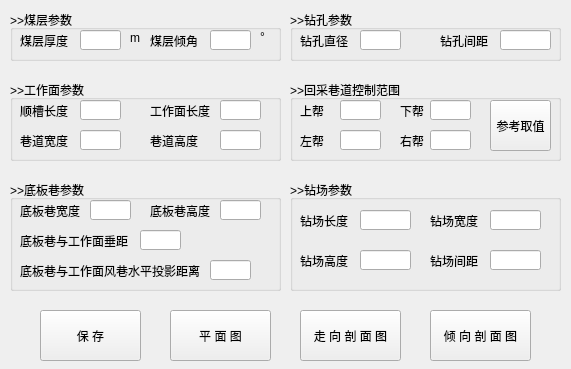
Qt form python/cbm/uifiles/gas_design_p1_1_dlg.ui (wyrover/cbm) before a commit.
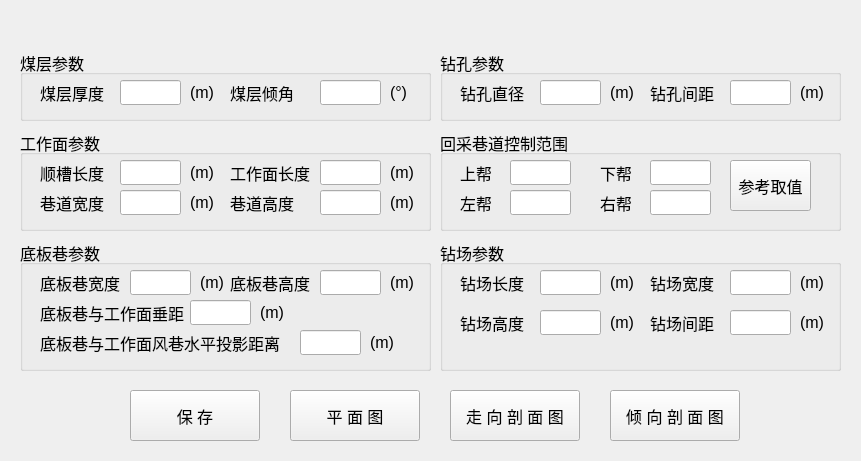
The same form after that commit. Icons and pictures are not drawn.

```diff
--- a/python/cbm/uifiles/gas_design_p1_1_dlg.ui
+++ b/python/cbm/uifiles/gas_design_p1_1_dlg.ui
@@ -6,8 +6,8 @@
    <rect>
     <x>0</x>
     <y>0</y>
-    <width>571</width>
-    <height>369</height>
+    <width>861</width>
+    <height>461</height>
    </rect>
   </property>
   <property name="windowTitle">
@@ -17,122 +17,465 @@
    <iconset resource="../usecad.qrc">
     <normaloff>:/images/cbm.ico</normaloff>:/images/cbm.ico</iconset>
   </property>
-  <widget class="QGroupBox" name="groupBox">
+  <widget class="QWidget" name="widget_main" native="true">
    <property name="geometry">
     <rect>
-     <x>10</x>
-     <y>10</y>
-     <width>271</width>
-     <height>51</height>
+     <x>0</x>
+     <y>30</y>
+     <width>861</width>
+     <height>431</height>
     </rect>
    </property>
+   <widget class="QGroupBox" name="groupBox_6">
+    <property name="geometry">
+     <rect>
+      <x>440</x>
+      <y>210</y>
+      <width>401</width>
+      <height>131</height>
+     </rect>
+    </property>
+    <property name="font">
+     <font>
+      <pointsize>12</pointsize>
+     </font>
+    </property>
    <property name="title">
-    <string>&gt;&gt;煤层参数</string>
-   </property>
-   <widget class="QLineEdit" name="dip_angle">
+     <string>钻场参数</string>
+    </property>
+    <widget class="QLineEdit" name="Ws">
     <property name="geometry">
      <rect>
-      <x>200</x>
-      <y>20</y>
-      <width>41</width>
-      <height>20</height>
-     </rect>
-    </property>
-   </widget>
-   <widget class="QLabel" name="label_10">
+       <x>290</x>
+       <y>30</y>
+       <width>61</width>
+       <height>25</height>
+      </rect>
+     </property>
+     <property name="font">
+      <font>
+       <pointsize>12</pointsize>
+      </font>
+     </property>
+    </widget>
+    <widget class="QLabel" name="label_25">
     <property name="geometry">
      <rect>
-      <x>140</x>
-      <y>20</y>
-      <width>51</width>
-      <height>21</height>
-     </rect>
-    </property>
+       <x>210</x>
+       <y>30</y>
+       <width>71</width>
+       <height>25</height>
+      </rect>
+     </property>
+     <property name="font">
+      <font>
+       <pointsize>12</pointsize>
+      </font>
+     </property>
     <property name="text">
-     <string>煤层倾角</string>
-    </property>
-   </widget>
-   <widget class="QLineEdit" name="thick">
+      <string>钻场宽度</string>
+     </property>
+    </widget>
+    <widget class="QLineEdit" name="ls">
     <property name="geometry">
      <rect>
-      <x>70</x>
-      <y>20</y>
-      <width>41</width>
-      <height>20</height>
-     </rect>
-    </property>
-   </widget>
-   <widget class="QLabel" name="label_7">
+       <x>100</x>
+       <y>30</y>
+       <width>61</width>
+       <height>25</height>
+      </rect>
+     </property>
+     <property name="font">
+      <font>
+       <pointsize>12</pointsize>
+      </font>
+     </property>
+    </widget>
+    <widget class="QLabel" name="label_26">
     <property name="geometry">
      <rect>
-      <x>120</x>
-      <y>20</y>
-      <width>16</width>
-      <height>16</height>
-     </rect>
-    </property>
+       <x>20</x>
+       <y>30</y>
+       <width>71</width>
+       <height>25</height>
+      </rect>
+     </property>
+     <property name="font">
+      <font>
+       <pointsize>12</pointsize>
+      </font>
+     </property>
     <property name="text">
-     <string>&lt;html&gt;&lt;head/&gt;&lt;body&gt;&lt;p&gt;m&lt;/p&gt;&lt;/body&gt;&lt;/html&gt;</string>
-    </property>
-   </widget>
-   <widget class="QLabel" name="label_9">
+      <string>钻场长度</string>
+     </property>
+    </widget>
+    <widget class="QLineEdit" name="site_gap">
     <property name="geometry">
      <rect>
-      <x>250</x>
-      <y>20</y>
-      <width>12</width>
-      <height>14</height>
-     </rect>
-    </property>
+       <x>290</x>
+       <y>70</y>
+       <width>61</width>
+       <height>25</height>
+      </rect>
+     </property>
+     <property name="font">
+      <font>
+       <pointsize>12</pointsize>
+      </font>
+     </property>
+    </widget>
+    <widget class="QLabel" name="label_27">
+     <property name="geometry">
+      <rect>
+       <x>20</x>
+       <y>70</y>
+       <width>71</width>
+       <height>25</height>
+      </rect>
+     </property>
+     <property name="font">
+      <font>
+       <pointsize>12</pointsize>
+      </font>
+     </property>
     <property name="text">
-     <string>&lt;html&gt;&lt;head/&gt;&lt;body&gt;&lt;p&gt;°&lt;/p&gt;&lt;/body&gt;&lt;/html&gt;</string>
-    </property>
-   </widget>
-   <widget class="QLabel" name="label_6">
+      <string>钻场高度</string>
+     </property>
+    </widget>
+    <widget class="QLabel" name="label_28">
     <property name="geometry">
      <rect>
-      <x>10</x>
-      <y>20</y>
-      <width>51</width>
-      <height>21</height>
-     </rect>
-    </property>
+       <x>210</x>
+       <y>70</y>
+       <width>71</width>
+       <height>25</height>
+      </rect>
+     </property>
+     <property name="font">
+      <font>
+       <pointsize>12</pointsize>
+      </font>
+     </property>
     <property name="text">
-     <string>煤层厚度</string>
+      <string>钻场间距</string>
+     </property>
+    </widget>
+    <widget class="QLineEdit" name="hs">
+     <property name="geometry">
+      <rect>
+       <x>100</x>
+       <y>70</y>
+       <width>61</width>
+       <height>25</height>
+      </rect>
+     </property>
+     <property name="font">
+      <font>
+       <pointsize>12</pointsize>
+      </font>
+     </property>
+    </widget>
+    <widget class="QLabel" name="label_33">
+     <property name="geometry">
+      <rect>
+       <x>170</x>
+       <y>30</y>
+       <width>31</width>
+       <height>25</height>
+      </rect>
+     </property>
+     <property name="text">
+      <string>(m)</string>
+     </property>
+    </widget>
+    <widget class="QLabel" name="label_34">
+     <property name="geometry">
+      <rect>
+       <x>360</x>
+       <y>30</y>
+       <width>31</width>
+       <height>25</height>
+      </rect>
+     </property>
+     <property name="text">
+      <string>(m)</string>
+     </property>
+    </widget>
+    <widget class="QLabel" name="label_35">
+     <property name="geometry">
+      <rect>
+       <x>170</x>
+       <y>70</y>
+       <width>31</width>
+       <height>25</height>
+      </rect>
+     </property>
+     <property name="text">
+      <string>(m)</string>
+     </property>
+    </widget>
+    <widget class="QLabel" name="label_36">
+     <property name="geometry">
+      <rect>
+       <x>360</x>
+       <y>70</y>
+       <width>31</width>
+       <height>25</height>
+      </rect>
+     </property>
+     <property name="text">
+      <string>(m)</string>
+     </property>
+    </widget>
+   </widget>
+   <widget class="QGroupBox" name="groupBox_5">
+    <property name="geometry">
+     <rect>
+      <x>20</x>
+      <y>210</y>
+      <width>411</width>
+      <height>131</height>
+     </rect>
+    </property>
+    <property name="font">
+     <font>
+      <pointsize>12</pointsize>
+     </font>
+    </property>
+    <property name="title">
+     <string>底板巷参数</string>
+    </property>
+    <widget class="QLineEdit" name="hd">
+     <property name="geometry">
+      <rect>
+       <x>300</x>
+       <y>30</y>
+       <width>61</width>
+       <height>25</height>
+      </rect>
+     </property>
+     <property name="font">
+      <font>
+       <pointsize>12</pointsize>
+      </font>
+     </property>
+    </widget>
+    <widget class="QLabel" name="label_21">
+     <property name="geometry">
+      <rect>
+       <x>210</x>
+       <y>30</y>
+       <width>91</width>
+       <height>25</height>
+      </rect>
+     </property>
+     <property name="font">
+      <font>
+       <pointsize>12</pointsize>
+      </font>
+     </property>
+     <property name="text">
+      <string>底板巷高度</string>
+     </property>
+    </widget>
+    <widget class="QLineEdit" name="wd">
+     <property name="geometry">
+      <rect>
+       <x>110</x>
+       <y>30</y>
+       <width>61</width>
+       <height>25</height>
+      </rect>
+     </property>
+     <property name="font">
+      <font>
+       <pointsize>12</pointsize>
+      </font>
+     </property>
+    </widget>
+    <widget class="QLabel" name="label_22">
+     <property name="geometry">
+      <rect>
+       <x>20</x>
+       <y>30</y>
+       <width>91</width>
+       <height>25</height>
+      </rect>
+     </property>
+     <property name="font">
+      <font>
+       <pointsize>12</pointsize>
+      </font>
+     </property>
+     <property name="text">
+      <string>底板巷宽度</string>
+     </property>
+    </widget>
+    <widget class="QLineEdit" name="h_offset">
+     <property name="geometry">
+      <rect>
+       <x>280</x>
+       <y>90</y>
+       <width>61</width>
+       <height>25</height>
+      </rect>
+     </property>
+     <property name="font">
+      <font>
+       <pointsize>12</pointsize>
+      </font>
+     </property>
+    </widget>
+    <widget class="QLabel" name="label_23">
+     <property name="geometry">
+      <rect>
+       <x>20</x>
+       <y>60</y>
+       <width>171</width>
+       <height>25</height>
+      </rect>
+     </property>
+     <property name="font">
+      <font>
+       <pointsize>12</pointsize>
+      </font>
+     </property>
+     <property name="text">
+      <string>底板巷与工作面垂距</string>
+     </property>
+    </widget>
+    <widget class="QLabel" name="label_24">
+     <property name="geometry">
+      <rect>
+       <x>20</x>
+       <y>90</y>
+       <width>261</width>
+       <height>25</height>
+      </rect>
+     </property>
+     <property name="font">
+      <font>
+       <pointsize>12</pointsize>
+      </font>
+     </property>
+     <property name="text">
+      <string>底板巷与工作面风巷水平投影距离</string>
+     </property>
+    </widget>
+    <widget class="QLineEdit" name="v_offset">
+     <property name="geometry">
+      <rect>
+       <x>170</x>
+       <y>60</y>
+       <width>61</width>
+       <height>25</height>
+      </rect>
+     </property>
+     <property name="font">
+      <font>
+       <pointsize>12</pointsize>
+      </font>
+     </property>
+    </widget>
+    <widget class="QLabel" name="label_29">
+     <property name="geometry">
+      <rect>
+       <x>180</x>
+       <y>30</y>
+       <width>31</width>
+       <height>25</height>
+      </rect>
+     </property>
+     <property name="text">
+      <string>(m)</string>
+     </property>
+    </widget>
+    <widget class="QLabel" name="label_30">
+     <property name="geometry">
+      <rect>
+       <x>370</x>
+       <y>30</y>
+       <width>31</width>
+       <height>25</height>
+      </rect>
+     </property>
+     <property name="text">
+      <string>(m)</string>
+     </property>
+    </widget>
+    <widget class="QLabel" name="label_31">
+     <property name="geometry">
+      <rect>
+       <x>240</x>
+       <y>60</y>
+       <width>41</width>
+       <height>25</height>
+      </rect>
+     </property>
+     <property name="text">
+      <string>(m)</string>
+     </property>
+    </widget>
+    <widget class="QLabel" name="label_32">
+     <property name="geometry">
+      <rect>
+       <x>350</x>
+       <y>90</y>
+       <width>41</width>
+       <height>25</height>
+      </rect>
+     </property>
+     <property name="text">
+      <string>(m)</string>
     </property>
    </widget>
   </widget>
   <widget class="QGroupBox" name="groupBox_2">
    <property name="geometry">
     <rect>
-     <x>10</x>
-     <y>80</y>
-     <width>271</width>
-     <height>81</height>
-    </rect>
-   </property>
+      <x>20</x>
+      <y>100</y>
+      <width>411</width>
+      <height>101</height>
+     </rect>
+    </property>
+    <property name="font">
+     <font>
+      <pointsize>12</pointsize>
+     </font>
+    </property>
    <property name="title">
-    <string>&gt;&gt;工作面参数</string>
-   </property>
-   <widget class="QLineEdit" name="L2">
+     <string>工作面参数</string>
+    </property>
+    <widget class="QLineEdit" name="l2">
     <property name="geometry">
      <rect>
-      <x>210</x>
-      <y>20</y>
-      <width>41</width>
-      <height>20</height>
-     </rect>
-    </property>
+       <x>300</x>
+       <y>30</y>
+       <width>61</width>
+       <height>25</height>
+      </rect>
+     </property>
+     <property name="font">
+      <font>
+       <pointsize>12</pointsize>
+      </font>
+     </property>
    </widget>
    <widget class="QLabel" name="label_11">
     <property name="geometry">
      <rect>
-      <x>140</x>
-      <y>20</y>
-      <width>61</width>
-      <height>21</height>
-     </rect>
-    </property>
+       <x>210</x>
+       <y>30</y>
+       <width>81</width>
+       <height>25</height>
+      </rect>
+     </property>
+     <property name="font">
+      <font>
+       <pointsize>12</pointsize>
+      </font>
+     </property>
     <property name="text">
      <string>工作面长度</string>
     </property>
@@ -140,22 +483,32 @@
    <widget class="QLineEdit" name="L1">
     <property name="geometry">
      <rect>
-      <x>70</x>
-      <y>20</y>
-      <width>41</width>
-      <height>20</height>
-     </rect>
-    </property>
+       <x>100</x>
+       <y>30</y>
+       <width>61</width>
+       <height>25</height>
+      </rect>
+     </property>
+     <property name="font">
+      <font>
+       <pointsize>12</pointsize>
+      </font>
+     </property>
    </widget>
    <widget class="QLabel" name="label_13">
     <property name="geometry">
      <rect>
-      <x>10</x>
-      <y>20</y>
-      <width>51</width>
-      <height>21</height>
-     </rect>
-    </property>
+       <x>20</x>
+       <y>30</y>
+       <width>81</width>
+       <height>25</height>
+      </rect>
+     </property>
+     <property name="font">
+      <font>
+       <pointsize>12</pointsize>
+      </font>
+     </property>
     <property name="text">
      <string>顺槽长度</string>
     </property>
@@ -163,22 +516,32 @@
    <widget class="QLineEdit" name="h">
     <property name="geometry">
      <rect>
-      <x>210</x>
-      <y>50</y>
-      <width>41</width>
-      <height>20</height>
-     </rect>
-    </property>
+       <x>300</x>
+       <y>60</y>
+       <width>61</width>
+       <height>25</height>
+      </rect>
+     </property>
+     <property name="font">
+      <font>
+       <pointsize>12</pointsize>
+      </font>
+     </property>
    </widget>
    <widget class="QLabel" name="label_14">
     <property name="geometry">
      <rect>
-      <x>10</x>
-      <y>50</y>
-      <width>51</width>
-      <height>21</height>
-     </rect>
-    </property>
+       <x>20</x>
+       <y>60</y>
+       <width>71</width>
+       <height>25</height>
+      </rect>
+     </property>
+     <property name="font">
+      <font>
+       <pointsize>12</pointsize>
+      </font>
+     </property>
     <property name="text">
      <string>巷道宽度</string>
     </property>
@@ -186,12 +549,17 @@
    <widget class="QLabel" name="label_12">
     <property name="geometry">
      <rect>
-      <x>140</x>
-      <y>50</y>
-      <width>61</width>
-      <height>21</height>
-     </rect>
-    </property>
+       <x>210</x>
+       <y>60</y>
+       <width>71</width>
+       <height>25</height>
+      </rect>
+     </property>
+     <property name="font">
+      <font>
+       <pointsize>12</pointsize>
+      </font>
+     </property>
     <property name="text">
      <string>巷道高度</string>
     </property>
@@ -199,45 +567,273 @@
    <widget class="QLineEdit" name="w">
     <property name="geometry">
      <rect>
-      <x>70</x>
-      <y>50</y>
+       <x>100</x>
+       <y>60</y>
+       <width>61</width>
+       <height>25</height>
+      </rect>
+     </property>
+     <property name="font">
+      <font>
+       <pointsize>12</pointsize>
+      </font>
+     </property>
+    </widget>
+    <widget class="QLabel" name="label_3">
+     <property name="geometry">
+      <rect>
+       <x>170</x>
+       <y>30</y>
+       <width>31</width>
+       <height>25</height>
+      </rect>
+     </property>
+     <property name="text">
+      <string>(m)</string>
+     </property>
+    </widget>
+    <widget class="QLabel" name="label_4">
+     <property name="geometry">
+      <rect>
+       <x>370</x>
+       <y>30</y>
       <width>41</width>
-      <height>20</height>
-     </rect>
+       <height>25</height>
+      </rect>
+     </property>
+     <property name="text">
+      <string>(m)</string>
+     </property>
+    </widget>
+    <widget class="QLabel" name="label_5">
+     <property name="geometry">
+      <rect>
+       <x>170</x>
+       <y>60</y>
+       <width>41</width>
+       <height>25</height>
+      </rect>
+     </property>
+     <property name="text">
+      <string>(m)</string>
+     </property>
+    </widget>
+    <widget class="QLabel" name="label_8">
+     <property name="geometry">
+      <rect>
+       <x>370</x>
+       <y>60</y>
+       <width>41</width>
+       <height>25</height>
+      </rect>
+     </property>
+     <property name="text">
+      <string>(m)</string>
+     </property>
+    </widget>
+   </widget>
+   <widget class="QPushButton" name="head_graph">
+    <property name="geometry">
+     <rect>
+      <x>450</x>
+      <y>360</y>
+      <width>130</width>
+      <height>51</height>
+     </rect>
+    </property>
+    <property name="font">
+     <font>
+      <pointsize>12</pointsize>
+     </font>
+    </property>
+    <property name="text">
+     <string>走 向 剖 面 图</string>
+    </property>
+   </widget>
+   <widget class="QPushButton" name="save">
+    <property name="geometry">
+     <rect>
+      <x>130</x>
+      <y>360</y>
+      <width>130</width>
+      <height>51</height>
+     </rect>
+    </property>
+    <property name="font">
+     <font>
+      <pointsize>12</pointsize>
+     </font>
+    </property>
+    <property name="text">
+     <string>保 存</string>
+    </property>
+   </widget>
+   <widget class="QGroupBox" name="groupBox">
+    <property name="geometry">
+     <rect>
+      <x>20</x>
+      <y>20</y>
+      <width>411</width>
+      <height>71</height>
+     </rect>
+    </property>
+    <property name="font">
+     <font>
+      <pointsize>12</pointsize>
+     </font>
+    </property>
+    <property name="title">
+     <string>煤层参数</string>
+    </property>
+    <widget class="QLineEdit" name="dip_angle">
+     <property name="geometry">
+      <rect>
+       <x>300</x>
+       <y>30</y>
+       <width>61</width>
+       <height>25</height>
+      </rect>
+     </property>
+     <property name="font">
+      <font>
+       <pointsize>12</pointsize>
+      </font>
+     </property>
+    </widget>
+    <widget class="QLabel" name="label_10">
+     <property name="geometry">
+      <rect>
+       <x>210</x>
+       <y>30</y>
+       <width>71</width>
+       <height>25</height>
+      </rect>
+     </property>
+     <property name="font">
+      <font>
+       <pointsize>12</pointsize>
+      </font>
+     </property>
+     <property name="text">
+      <string>煤层倾角</string>
+     </property>
+    </widget>
+    <widget class="QLineEdit" name="thick">
+     <property name="geometry">
+      <rect>
+       <x>100</x>
+       <y>30</y>
+       <width>61</width>
+       <height>25</height>
+      </rect>
+     </property>
+     <property name="font">
+      <font>
+       <pointsize>12</pointsize>
+      </font>
+     </property>
+    </widget>
+    <widget class="QLabel" name="label_7">
+     <property name="geometry">
+      <rect>
+       <x>170</x>
+       <y>30</y>
+       <width>41</width>
+       <height>25</height>
+      </rect>
+     </property>
+     <property name="font">
+      <font>
+       <pointsize>12</pointsize>
+      </font>
+     </property>
+     <property name="text">
+      <string>&lt;html&gt;&lt;head/&gt;&lt;body&gt;&lt;p&gt;(m)&lt;/p&gt;&lt;/body&gt;&lt;/html&gt;</string>
+     </property>
+    </widget>
+    <widget class="QLabel" name="label_9">
+     <property name="geometry">
+      <rect>
+       <x>370</x>
+       <y>30</y>
+       <width>41</width>
+       <height>25</height>
+      </rect>
+     </property>
+     <property name="font">
+      <font>
+       <pointsize>12</pointsize>
+      </font>
+     </property>
+     <property name="text">
+      <string>&lt;html&gt;&lt;head/&gt;&lt;body&gt;&lt;p&gt;(°)&lt;/p&gt;&lt;/body&gt;&lt;/html&gt;</string>
+     </property>
+    </widget>
+    <widget class="QLabel" name="label_6">
+     <property name="geometry">
+      <rect>
+       <x>20</x>
+       <y>30</y>
+       <width>71</width>
+       <height>25</height>
+      </rect>
+     </property>
+     <property name="font">
+      <font>
+       <pointsize>12</pointsize>
+      </font>
+     </property>
+     <property name="text">
+      <string>煤层厚度</string>
     </property>
    </widget>
   </widget>
   <widget class="QGroupBox" name="groupBox_3">
    <property name="geometry">
     <rect>
-     <x>290</x>
-     <y>10</y>
-     <width>271</width>
-     <height>51</height>
-    </rect>
-   </property>
+      <x>440</x>
+      <y>20</y>
+      <width>401</width>
+      <height>71</height>
+     </rect>
+    </property>
+    <property name="font">
+     <font>
+      <pointsize>12</pointsize>
+     </font>
+    </property>
    <property name="title">
-    <string>&gt;&gt;钻孔参数</string>
+     <string>钻孔参数</string>
    </property>
    <widget class="QLineEdit" name="pore_gap">
     <property name="geometry">
      <rect>
-      <x>210</x>
-      <y>20</y>
-      <width>51</width>
-      <height>20</height>
-     </rect>
-    </property>
+       <x>290</x>
+       <y>30</y>
+       <width>61</width>
+       <height>25</height>
+      </rect>
+     </property>
+     <property name="font">
+      <font>
+       <pointsize>12</pointsize>
+      </font>
+     </property>
    </widget>
    <widget class="QLabel" name="label_15">
     <property name="geometry">
      <rect>
-      <x>150</x>
-      <y>20</y>
-      <width>51</width>
-      <height>21</height>
-     </rect>
-    </property>
+       <x>210</x>
+       <y>30</y>
+       <width>71</width>
+       <height>25</height>
+      </rect>
+     </property>
+     <property name="font">
+      <font>
+       <pointsize>12</pointsize>
+      </font>
+     </property>
     <property name="text">
      <string>钻孔间距</string>
     </property>
@@ -245,58 +841,145 @@
    <widget class="QLineEdit" name="Dp">
     <property name="geometry">
      <rect>
-      <x>70</x>
-      <y>20</y>
-      <width>41</width>
-      <height>20</height>
-     </rect>
-    </property>
+       <x>100</x>
+       <y>30</y>
+       <width>61</width>
+       <height>25</height>
+      </rect>
+     </property>
+     <property name="font">
+      <font>
+       <pointsize>12</pointsize>
+      </font>
+     </property>
    </widget>
    <widget class="QLabel" name="label_17">
     <property name="geometry">
      <rect>
-      <x>10</x>
-      <y>20</y>
-      <width>51</width>
-      <height>21</height>
-     </rect>
-    </property>
+       <x>20</x>
+       <y>30</y>
+       <width>71</width>
+       <height>25</height>
+      </rect>
+     </property>
+     <property name="font">
+      <font>
+       <pointsize>12</pointsize>
+      </font>
+     </property>
     <property name="text">
      <string>钻孔直径</string>
     </property>
    </widget>
+    <widget class="QLabel" name="label">
+     <property name="geometry">
+      <rect>
+       <x>170</x>
+       <y>30</y>
+       <width>31</width>
+       <height>25</height>
+      </rect>
+     </property>
+     <property name="text">
+      <string>(m)</string>
+     </property>
+    </widget>
+    <widget class="QLabel" name="label_2">
+     <property name="geometry">
+      <rect>
+       <x>360</x>
+       <y>30</y>
+       <width>31</width>
+       <height>25</height>
+      </rect>
+     </property>
+     <property name="text">
+      <string>(m)</string>
+     </property>
+    </widget>
+   </widget>
+   <widget class="QPushButton" name="dip_graph">
+    <property name="geometry">
+     <rect>
+      <x>610</x>
+      <y>360</y>
+      <width>130</width>
+      <height>51</height>
+     </rect>
+    </property>
+    <property name="font">
+     <font>
+      <pointsize>12</pointsize>
+     </font>
+    </property>
+    <property name="text">
+     <string>倾 向 剖 面 图</string>
+    </property>
+   </widget>
+   <widget class="QPushButton" name="plane_graph">
+    <property name="geometry">
+     <rect>
+      <x>290</x>
+      <y>360</y>
+      <width>130</width>
+      <height>51</height>
+     </rect>
+    </property>
+    <property name="font">
+     <font>
+      <pointsize>12</pointsize>
+     </font>
+    </property>
+    <property name="text">
+     <string>平 面 图</string>
+    </property>
   </widget>
   <widget class="QGroupBox" name="groupBox_4">
    <property name="geometry">
     <rect>
-     <x>290</x>
-     <y>80</y>
-     <width>271</width>
-     <height>81</height>
-    </rect>
-   </property>
+      <x>440</x>
+      <y>100</y>
+      <width>401</width>
+      <height>101</height>
+     </rect>
+    </property>
+    <property name="font">
+     <font>
+      <pointsize>12</pointsize>
+     </font>
+    </property>
    <property name="title">
-    <string>&gt;&gt;回采巷道控制范围</string>
+     <string>回采巷道控制范围</string>
    </property>
    <widget class="QLineEdit" name="bottom">
     <property name="geometry">
      <rect>
-      <x>140</x>
-      <y>20</y>
-      <width>41</width>
-      <height>20</height>
-     </rect>
-    </property>
+       <x>210</x>
+       <y>30</y>
+       <width>61</width>
+       <height>25</height>
+      </rect>
+     </property>
+     <property name="font">
+      <font>
+       <pointsize>12</pointsize>
+      </font>
+     </property>
    </widget>
    <widget class="QLabel" name="label_16">
     <property name="geometry">
      <rect>
-      <x>110</x>
-      <y>20</y>
+       <x>160</x>
+       <y>30</y>
       <width>31</width>
-      <height>21</height>
-     </rect>
-    </property>
+       <height>25</height>
+      </rect>
+     </property>
+     <property name="font">
+      <font>
+       <pointsize>12</pointsize>
+      </font>
+     </property>
     <property name="text">
      <string>下帮</string>
     </property>
@@ -304,22 +987,32 @@
    <widget class="QLineEdit" name="top">
     <property name="geometry">
      <rect>
-      <x>50</x>
-      <y>20</y>
-      <width>41</width>
-      <height>20</height>
-     </rect>
-    </property>
+       <x>70</x>
+       <y>30</y>
+       <width>61</width>
+       <height>25</height>
+      </rect>
+     </property>
+     <property name="font">
+      <font>
+       <pointsize>12</pointsize>
+      </font>
+     </property>
    </widget>
    <widget class="QLabel" name="label_18">
     <property name="geometry">
      <rect>
-      <x>10</x>
-      <y>20</y>
+       <x>20</x>
+       <y>30</y>
       <width>51</width>
-      <height>21</height>
-     </rect>
-    </property>
+       <height>25</height>
+      </rect>
+     </property>
+     <property name="font">
+      <font>
+       <pointsize>12</pointsize>
+      </font>
+     </property>
     <property name="text">
      <string>上帮</string>
     </property>
@@ -327,22 +1020,32 @@
    <widget class="QLineEdit" name="right">
     <property name="geometry">
      <rect>
-      <x>140</x>
-      <y>50</y>
-      <width>41</width>
-      <height>20</height>
-     </rect>
-    </property>
+       <x>210</x>
+       <y>60</y>
+       <width>61</width>
+       <height>25</height>
+      </rect>
+     </property>
+     <property name="font">
+      <font>
+       <pointsize>12</pointsize>
+      </font>
+     </property>
    </widget>
    <widget class="QLabel" name="label_19">
     <property name="geometry">
      <rect>
-      <x>10</x>
-      <y>50</y>
+       <x>20</x>
+       <y>60</y>
       <width>51</width>
-      <height>21</height>
-     </rect>
-    </property>
+       <height>25</height>
+      </rect>
+     </property>
+     <property name="font">
+      <font>
+       <pointsize>12</pointsize>
+      </font>
+     </property>
     <property name="text">
      <string>左帮</string>
     </property>
@@ -350,12 +1053,17 @@
    <widget class="QLabel" name="label_20">
     <property name="geometry">
      <rect>
-      <x>110</x>
-      <y>50</y>
+       <x>160</x>
+       <y>60</y>
       <width>31</width>
-      <height>21</height>
-     </rect>
-    </property>
+       <height>25</height>
+      </rect>
+     </property>
+     <property name="font">
+      <font>
+       <pointsize>12</pointsize>
+      </font>
+     </property>
     <property name="text">
      <string>右帮</string>
     </property>
@@ -363,288 +1071,149 @@
    <widget class="QLineEdit" name="left">
     <property name="geometry">
      <rect>
-      <x>50</x>
-      <y>50</y>
-      <width>41</width>
-      <height>20</height>
-     </rect>
-    </property>
+       <x>70</x>
+       <y>60</y>
+       <width>61</width>
+       <height>25</height>
+      </rect>
+     </property>
+     <property name="font">
+      <font>
+       <pointsize>12</pointsize>
+      </font>
+     </property>
    </widget>
    <widget class="QPushButton" name="help">
     <property name="geometry">
      <rect>
-      <x>200</x>
-      <y>20</y>
-      <width>61</width>
+       <x>290</x>
+       <y>30</y>
+       <width>81</width>
       <height>51</height>
      </rect>
     </property>
+     <property name="font">
+      <font>
+       <pointsize>12</pointsize>
+      </font>
+     </property>
     <property name="text">
      <string>参考取值</string>
     </property>
    </widget>
   </widget>
-  <widget class="QGroupBox" name="groupBox_5">
-   <property name="geometry">
-    <rect>
-     <x>10</x>
-     <y>180</y>
-     <width>271</width>
-     <height>111</height>
-    </rect>
-   </property>
-   <property name="title">
-    <string>&gt;&gt;底板巷参数</string>
-   </property>
-   <widget class="QLineEdit" name="Hd">
-    <property name="geometry">
-     <rect>
-      <x>210</x>
-      <y>20</y>
-      <width>41</width>
-      <height>20</height>
-     </rect>
-    </property>
-   </widget>
-   <widget class="QLabel" name="label_21">
+  </widget>
+  <widget class="QWidget" name="widget_title" native="true">
     <property name="geometry">
      <rect>
-      <x>140</x>
-      <y>20</y>
-      <width>61</width>
-      <height>21</height>
-     </rect>
-    </property>
-    <property name="text">
-     <string>底板巷高度</string>
-    </property>
-   </widget>
-   <widget class="QLineEdit" name="Wd">
+     <x>0</x>
+     <y>0</y>
+     <width>861</width>
+     <height>31</height>
+    </rect>
+   </property>
+   <widget class="QLabel" name="lab_Ico">
     <property name="geometry">
      <rect>
-      <x>80</x>
-      <y>20</y>
-      <width>41</width>
-      <height>20</height>
+      <x>0</x>
+      <y>0</y>
+      <width>31</width>
+      <height>31</height>
      </rect>
     </property>
-   </widget>
-   <widget class="QLabel" name="label_22">
-    <property name="geometry">
-     <rect>
-      <x>10</x>
-      <y>20</y>
-      <width>61</width>
-      <height>21</height>
-     </rect>
+    <property name="sizePolicy">
+     <sizepolicy hsizetype="Minimum" vsizetype="Preferred">
+      <horstretch>0</horstretch>
+      <verstretch>0</verstretch>
+     </sizepolicy>
     </property>
-    <property name="text">
-     <string>底板巷宽度</string>
+    <property name="minimumSize">
+     <size>
+      <width>30</width>
+      <height>0</height>
+     </size>
     </property>
-   </widget>
-   <widget class="QLineEdit" name="H_offset">
-    <property name="geometry">
-     <rect>
-      <x>200</x>
-      <y>80</y>
-      <width>41</width>
-      <height>20</height>
-     </rect>
-    </property>
-   </widget>
-   <widget class="QLabel" name="label_23">
-    <property name="geometry">
-     <rect>
-      <x>10</x>
-      <y>50</y>
-      <width>111</width>
-      <height>21</height>
-     </rect>
-    </property>
     <property name="text">
-     <string>底板巷与工作面垂距</string>
+     <string>&lt;!DOCTYPE HTML PUBLIC &quot;-//W3C//DTD HTML 4.0//EN&quot; &quot;http://www.w3.org/TR/REC-html40/strict.dtd&quot;&gt;
+&lt;html&gt;&lt;head&gt;&lt;meta name=&quot;qrichtext&quot; content=&quot;1&quot; /&gt;&lt;style type=&quot;text/css&quot;&gt;
+p, li { white-space: pre-wrap; }
+&lt;/style&gt;&lt;/head&gt;&lt;body style=&quot; font-family:'SimSun'; font-size:9pt; font-weight:400; font-style:normal;&quot;&gt;
+&lt;p style=&quot;-qt-paragraph-type:empty; margin-top:0px; margin-bottom:0px; margin-left:0px; margin-right:0px; -qt-block-indent:0; text-indent:0px;&quot;&gt;&lt;br /&gt;&lt;/p&gt;&lt;/body&gt;&lt;/html&gt;</string>
     </property>
-   </widget>
-   <widget class="QLabel" name="label_24">
-    <property name="geometry">
-     <rect>
-      <x>10</x>
-      <y>80</y>
-      <width>181</width>
-      <height>21</height>
-     </rect>
+    <property name="alignment">
+     <set>Qt::AlignCenter</set>
     </property>
-    <property name="text">
-     <string>底板巷与工作面风巷水平投影距离</string>
-    </property>
    </widget>
-   <widget class="QLineEdit" name="V_offset">
-    <property name="geometry">
-     <rect>
-      <x>130</x>
-      <y>50</y>
-      <width>41</width>
-      <height>20</height>
-     </rect>
-    </property>
-   </widget>
-  </widget>
-  <widget class="QGroupBox" name="groupBox_6">
-   <property name="geometry">
-    <rect>
-     <x>290</x>
-     <y>180</y>
-     <width>271</width>
-     <height>111</height>
-    </rect>
-   </property>
-   <property name="title">
-    <string>&gt;&gt;钻场参数</string>
-   </property>
-   <widget class="QLineEdit" name="Ws">
-    <property name="geometry">
-     <rect>
-      <x>200</x>
-      <y>30</y>
-      <width>51</width>
-      <height>20</height>
-     </rect>
-    </property>
-   </widget>
-   <widget class="QLabel" name="label_25">
-    <property name="geometry">
-     <rect>
-      <x>140</x>
-      <y>30</y>
-      <width>61</width>
-      <height>21</height>
-     </rect>
-    </property>
-    <property name="text">
-     <string>钻场宽度</string>
-    </property>
-   </widget>
-   <widget class="QLineEdit" name="Ls">
-    <property name="geometry">
-     <rect>
-      <x>70</x>
-      <y>30</y>
-      <width>51</width>
-      <height>20</height>
-     </rect>
-    </property>
-   </widget>
-   <widget class="QLabel" name="label_26">
-    <property name="geometry">
-     <rect>
-      <x>10</x>
-      <y>30</y>
-      <width>51</width>
-      <height>21</height>
-     </rect>
-    </property>
-    <property name="text">
-     <string>钻场长度</string>
-    </property>
-   </widget>
-   <widget class="QLineEdit" name="site_gap">
-    <property name="geometry">
-     <rect>
-      <x>200</x>
-      <y>70</y>
-      <width>51</width>
-      <height>20</height>
-     </rect>
-    </property>
-   </widget>
-   <widget class="QLabel" name="label_27">
-    <property name="geometry">
-     <rect>
-      <x>10</x>
-      <y>70</y>
-      <width>51</width>
-      <height>21</height>
-     </rect>
-    </property>
-    <property name="text">
-     <string>钻场高度</string>
-    </property>
-   </widget>
-   <widget class="QLabel" name="label_28">
-    <property name="geometry">
-     <rect>
-      <x>140</x>
-      <y>70</y>
-      <width>61</width>
-      <height>21</height>
-     </rect>
-    </property>
-    <property name="text">
-     <string>钻场间距</string>
-    </property>
-   </widget>
-   <widget class="QLineEdit" name="Hs">
-    <property name="geometry">
-     <rect>
-      <x>70</x>
-      <y>70</y>
-      <width>51</width>
-      <height>20</height>
-     </rect>
-    </property>
-   </widget>
-  </widget>
-  <widget class="QPushButton" name="save">
+   <widget class="QLabel" name="lab_Title">
    <property name="geometry">
     <rect>
      <x>40</x>
-     <y>310</y>
-     <width>101</width>
-     <height>51</height>
-    </rect>
-   </property>
-   <property name="text">
-    <string>保 存</string>
-   </property>
-  </widget>
-  <widget class="QPushButton" name="plane_graph">
-   <property name="geometry">
-    <rect>
-     <x>170</x>
-     <y>310</y>
-     <width>101</width>
-     <height>51</height>
-    </rect>
+      <y>0</y>
+      <width>771</width>
+      <height>31</height>
+     </rect>
+    </property>
+    <property name="sizePolicy">
+     <sizepolicy hsizetype="Expanding" vsizetype="Preferred">
+      <horstretch>0</horstretch>
+      <verstretch>0</verstretch>
+     </sizepolicy>
+    </property>
+    <property name="styleSheet">
+     <string notr="true">font: 10pt &quot;微软雅黑&quot;;</string>
    </property>
    <property name="text">
-    <string>平 面 图</string>
-   </property>
-  </widget>
-  <widget class="QPushButton" name="head_graph">
+     <string/>
+    </property>
+    <property name="alignment">
+     <set>Qt::AlignLeading|Qt::AlignLeft|Qt::AlignVCenter</set>
+    </property>
+   </widget>
+   <widget class="QPushButton" name="btnMenu_Close">
    <property name="geometry">
     <rect>
-     <x>300</x>
-     <y>310</y>
-     <width>101</width>
-     <height>51</height>
-    </rect>
-   </property>
-   <property name="text">
-    <string>走 向 剖 面 图</string>
-   </property>
-  </widget>
-  <widget class="QPushButton" name="dip_graph">
-   <property name="geometry">
-    <rect>
-     <x>430</x>
-     <y>310</y>
-     <width>101</width>
-     <height>51</height>
-    </rect>
-   </property>
+      <x>820</x>
+      <y>0</y>
+      <width>41</width>
+      <height>31</height>
+     </rect>
+    </property>
+    <property name="sizePolicy">
+     <sizepolicy hsizetype="Minimum" vsizetype="Expanding">
+      <horstretch>0</horstretch>
+      <verstretch>0</verstretch>
+     </sizepolicy>
+    </property>
+    <property name="minimumSize">
+     <size>
+      <width>40</width>
+      <height>0</height>
+     </size>
+    </property>
+    <property name="font">
+     <font>
+      <pointsize>12</pointsize>
+     </font>
+    </property>
+    <property name="cursor">
+     <cursorShape>ArrowCursor</cursorShape>
+    </property>
+    <property name="focusPolicy">
+     <enum>Qt::NoFocus</enum>
+    </property>
    <property name="text">
-    <string>倾 向 剖 面 图</string>
-   </property>
+     <string/>
+    </property>
+    <property name="iconSize">
+     <size>
+      <width>32</width>
+      <height>32</height>
+     </size>
+    </property>
+    <property name="flat">
+     <bool>true</bool>
+    </property>
+   </widget>
   </widget>
  </widget>
  <tabstops>
```
Left out of the diff: 22 changed lines with no effect on the pictures. Lines whose indentation alone changed are shown as unchanged.
